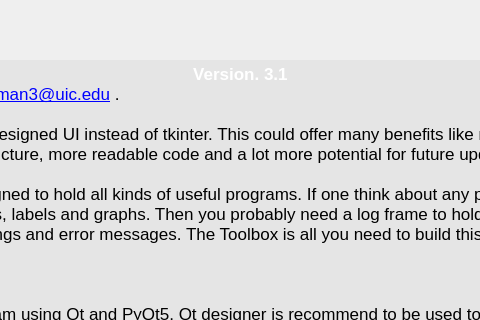
Before: the Qt Designer form help.ui in manpeihong/Toolbox-v3, drawn with Qt 5; both pictures show x 272 to 752 and y 0 to 320 of the 1020 by 550 pixel window.
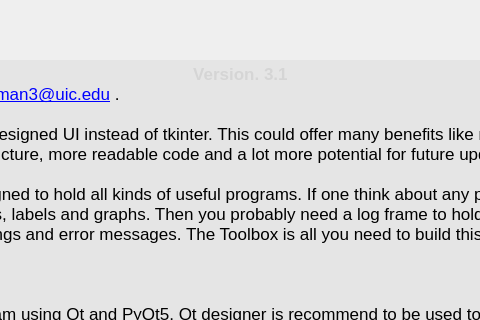
After: the same form once the commit is applied.

```diff
--- a/help.ui
+++ b/help.ui
@@ -122,7 +122,7 @@
 &lt;html&gt;&lt;head&gt;&lt;meta name=&quot;qrichtext&quot; content=&quot;1&quot; /&gt;&lt;style type=&quot;text/css&quot;&gt;
 p, li { white-space: pre-wrap; }
 &lt;/style&gt;&lt;/head&gt;&lt;body style=&quot; font-family:'.SF NS Text'; font-size:13pt; font-weight:400; font-style:normal;&quot;&gt;
-&lt;p align=&quot;center&quot; style=&quot; margin-top:0px; margin-bottom:0px; margin-left:0px; margin-right:0px; -qt-block-indent:0; text-indent:0px;&quot;&gt;&lt;span style=&quot; font-weight:600; color:#ffffff;&quot;&gt;    Version. 3.1&lt;/span&gt;&lt;/p&gt;
+&lt;p align=&quot;center&quot; style=&quot; margin-top:0px; margin-bottom:0px; margin-left:0px; margin-right:0px; -qt-block-indent:0; text-indent:0px;&quot;&gt;&lt;span style=&quot; font-weight:600; color:#ffffff;&quot;&gt;    &lt;/span&gt;&lt;span style=&quot; font-weight:600; color:#d5d5d5;&quot;&gt;Version. 3.1&lt;/span&gt;&lt;/p&gt;
 &lt;p style=&quot; margin-top:0px; margin-bottom:0px; margin-left:0px; margin-right:0px; -qt-block-indent:0; text-indent:0px;&quot;&gt;&lt;span style=&quot; font-family:'Calibri,sans-serif';&quot;&gt;For any questions please contact &lt;/span&gt;&lt;a href=&quot;mailto:pman3@uic.edu&quot;&gt;&lt;span style=&quot; font-family:'Calibri,sans-serif'; text-decoration: underline; color:#0000ff;&quot;&gt;pman3@uic.edu&lt;/span&gt;&lt;/a&gt; .&lt;/p&gt;
 &lt;p style=&quot;-qt-paragraph-type:empty; margin-top:0px; margin-bottom:0px; margin-left:0px; margin-right:0px; -qt-block-indent:0; text-indent:0px;&quot;&gt;&lt;br /&gt;&lt;/p&gt;
 &lt;p style=&quot; margin-top:0px; margin-bottom:0px; margin-left:0px; margin-right:0px; -qt-block-indent:0; text-indent:0px;&quot;&gt;&lt;span style=&quot; font-family:'Calibri,sans-serif';&quot;&gt;version 3+ of &lt;/span&gt;&lt;span style=&quot; font-family:'Calibri,sans-serif'; text-decoration: underline;&quot;&gt;the Toolbox&lt;/span&gt;&lt;span style=&quot; font-family:'Calibri,sans-serif';&quot;&gt; uses Qt designed UI instead of tkinter. This could offer many benefits like more natual OS compatible theme, more organized window structure, more readable code and a lot more potential for future updates. &lt;/span&gt;&lt;/p&gt;
@@ -169,7 +169,6 @@
 &lt;p style=&quot; margin-top:0px; margin-bottom:0px; margin-left:0px; margin-right:0px; -qt-block-indent:0; text-indent:0px;&quot;&gt;&lt;span style=&quot; font-family:'Calibri,sans-serif'; font-weight:600;&quot;&gt;Known issues:&lt;/span&gt;&lt;span style=&quot; font-family:'Calibri,sans-serif';&quot;&gt; &lt;/span&gt;&lt;/p&gt;
 &lt;p style=&quot;-qt-paragraph-type:empty; margin-top:0px; margin-bottom:0px; margin-left:0px; margin-right:0px; -qt-block-indent:0; text-indent:0px; font-family:'Calibri,sans-serif';&quot;&gt;&lt;br /&gt;&lt;/p&gt;
 &lt;p style=&quot; margin-top:0px; margin-bottom:0px; margin-left:0px; margin-right:0px; -qt-block-indent:0; text-indent:0px;&quot;&gt;Menubar may not show up correctly in Windows when it is fullscreen.&lt;/p&gt;
-&lt;p style=&quot; margin-top:0px; margin-bottom:0px; margin-left:0px; margin-right:0px; -qt-block-indent:0; text-indent:0px;&quot;&gt;System Tray Icon may not disappear after the program is closed in Wondows.  &lt;/p&gt;
 &lt;p style=&quot; margin-top:0px; margin-bottom:0px; margin-left:0px; margin-right:0px; -qt-block-indent:0; text-indent:0px;&quot;&gt;&lt;span style=&quot; font-family:'Calibri,sans-serif';&quot;&gt;&lt;br /&gt;&lt;/span&gt;&lt;span style=&quot; font-family:'Calibri,sans-serif'; font-weight:600;&quot;&gt;Update Log:&lt;/span&gt;&lt;/p&gt;
 &lt;p style=&quot; margin-top:0px; margin-bottom:0px; margin-left:0px; margin-right:0px; -qt-block-indent:0; text-indent:0px;&quot;&gt;&lt;span style=&quot; font-family:'Calibri,sans-serif';&quot;&gt;&lt;br /&gt;v. 0.01: Program is created. Frame of the software is built.&lt;br /&gt;v. 0.10: LN2 order updater is fully functional.&lt;br /&gt;v. 0.11: Building MCT calculator. Composition x calculator is fully functional.&lt;br /&gt;v. 0.12: Building MCT calculator. Transmission cutoff calculator is fully functional.&lt;br /&gt;v. 0.13: Building MCT calculator. Cell Temperature calculator is fully functional.&lt;br /&gt;v. 0.14: Building MCT calculator. SL growth time calculator is fully functional.&lt;br /&gt;v. 0.20: MCT calculator is fully functional.&lt;br /&gt;v. 0.21: -Slight UI style change.&lt;br /&gt;      -Fixed a problem where the temperature function in Composition x calculator may not work properly.&lt;br /&gt;      - Added lock and unlock function for composition x.&lt;br /&gt;      - Added one entry &amp;quot;Composition x given by FTIR:&amp;quot; for Cell T calculator. &lt;br /&gt;v. 0.22: Building XRD T3SL data analyzer.&lt;br /&gt;v. 0.30: XRD T3SL data analyzer is built.&lt;br /&gt;v. 0.31: Features added.&lt;br /&gt;         - Save MCT sample info to file. &lt;br /&gt;         - Open existing MCT sample info. &lt;br /&gt;         - Save log to file. &lt;br /&gt;         - Added tooltips for buttons. &lt;br /&gt;v. 0.32: Splash screen added.&lt;br /&gt;v. 0.33: Secret game added.&lt;br /&gt;v. 0.40: MBEdatabase updater is now fully functional.&lt;br /&gt;v. 0.50: XRD T3SL data analyzer is rebuilt.&lt;br /&gt;v. 0.60: FTIR fitting tool is built.&lt;br /&gt;v. 0.70: Grow Temp Calculator is built.&lt;br /&gt;v. 0.80: Transratio fitting tool is built.&lt;br /&gt;v. 0.90: FTIR fitting tool is now capable of calculating absorption.&lt;br /&gt;v. 0.91: Fast absorption calculation is added.&lt;br /&gt;v. 0.92: MCT and SL fitting is separated.&lt;br /&gt;v. 0.93: Substrate choices are added.&lt;br /&gt;v. 0.94: Multithreading is now used for FTIR fitting tool.&lt;br /&gt;v. 0.95: Progress bar is added for FTIR fitting tool.&lt;br /&gt;v. 0.96: MCT calculator is exported to a single file.&lt;br /&gt;v. 0.97: Fixed an issue with growth temp calculator.&lt;br /&gt;v. 0.98: FPI modeling tool is added to the toolbox.&lt;br /&gt;v. 0.99: Fixed several bugs with FPI modeling tool.&lt;/span&gt; &lt;/p&gt;
 &lt;p style=&quot; margin-top:0px; margin-bottom:0px; margin-left:0px; margin-right:0px; -qt-block-indent:0; text-indent:0px;&quot;&gt;&lt;span style=&quot; font-family:'Calibri,sans-serif';&quot;&gt;v. 1.00: Code is optimized. Now adding a new module is very easy and straight forward.&lt;br /&gt;v. 1.10: Optimized the UI for windows.&lt;br /&gt;v. 1.20: Whole thing rebuilt. FTIR fitting tool v2, kp method and grade analyzer are included. &lt;br /&gt;v. 1.30: Optimized the UI for a lot of things.&lt;br /&gt;       Added splash screen back in order to represent program loading procedure.&lt;br /&gt;From now on, the version format has changed. &lt;br /&gt;It is the sum of the version of this program itself plus the version of all tools.&lt;br /&gt;v. 2.0: Initial version number.&lt;br /&gt;v. 2.1: Fixed all hotkey binding problem.&lt;/span&gt;&lt;/p&gt;
@@ -200,6 +199,7 @@
 &lt;p style=&quot; margin-top:0px; margin-bottom:0px; margin-left:0px; margin-right:0px; -qt-block-indent:0; text-indent:0px;&quot;&gt;&lt;span style=&quot; font-family:'Calibri,sans-serif';&quot;&gt;             Added pure dark theme. It can be activated by setting colortheme parameter to 2. It may cause some visual problems in modules with Matplotlib build-in toolbar. &lt;/span&gt;&lt;/p&gt;
 &lt;p style=&quot; margin-top:0px; margin-bottom:0px; margin-left:0px; margin-right:0px; -qt-block-indent:0; text-indent:0px;&quot;&gt;&lt;span style=&quot; font-family:'Calibri,sans-serif'; font-weight:600; color:#fd8008;&quot;&gt;v. 3.1&lt;/span&gt;&lt;span style=&quot; font-family:'Calibri,sans-serif';&quot;&gt;: Minor bug fixes and under-the-hood improvements. Improved program loading speed. &lt;/span&gt;&lt;/p&gt;
 &lt;p style=&quot; margin-top:0px; margin-bottom:0px; margin-left:0px; margin-right:0px; -qt-block-indent:0; text-indent:0px;&quot;&gt;&lt;span style=&quot; font-family:'Calibri,sans-serif';&quot;&gt;           New splash screen with loading progress. &lt;/span&gt;&lt;/p&gt;
+&lt;p style=&quot; margin-top:0px; margin-bottom:0px; margin-left:0px; margin-right:0px; -qt-block-indent:0; text-indent:0px;&quot;&gt;&lt;span style=&quot; font-family:'Calibri,sans-serif';&quot;&gt;           New global settings window. &lt;/span&gt;&lt;/p&gt;
 &lt;p style=&quot; margin-top:0px; margin-bottom:0px; margin-left:0px; margin-right:0px; -qt-block-indent:0; text-indent:0px;&quot;&gt;&lt;span style=&quot; font-family:'Calibri,sans-serif';&quot;&gt;           Now module loading error messages are shown in the log frame once the mainwindow is opened. &lt;/span&gt;&lt;/p&gt;
 &lt;p style=&quot; margin-top:0px; margin-bottom:0px; margin-left:0px; margin-right:0px; -qt-block-indent:0; text-indent:0px;&quot;&gt;&lt;span style=&quot; font-family:'Calibri,sans-serif';&quot;&gt;           Improved System Tray Icon functionality in Windows. Double click the icon to show/hide the main window. Right click to exit the program.&lt;/span&gt;&lt;/p&gt;
 &lt;p style=&quot; margin-top:0px; margin-bottom:0px; margin-left:0px; margin-right:0px; -qt-block-indent:0; text-indent:0px;&quot;&gt;&lt;span style=&quot; font-family:'Calibri,sans-serif';&quot;&gt;           Now all images are stored in &amp;quot;Images&amp;quot; folder. &lt;br /&gt;&lt;br /&gt;&lt;/span&gt;&lt;/p&gt;
```
